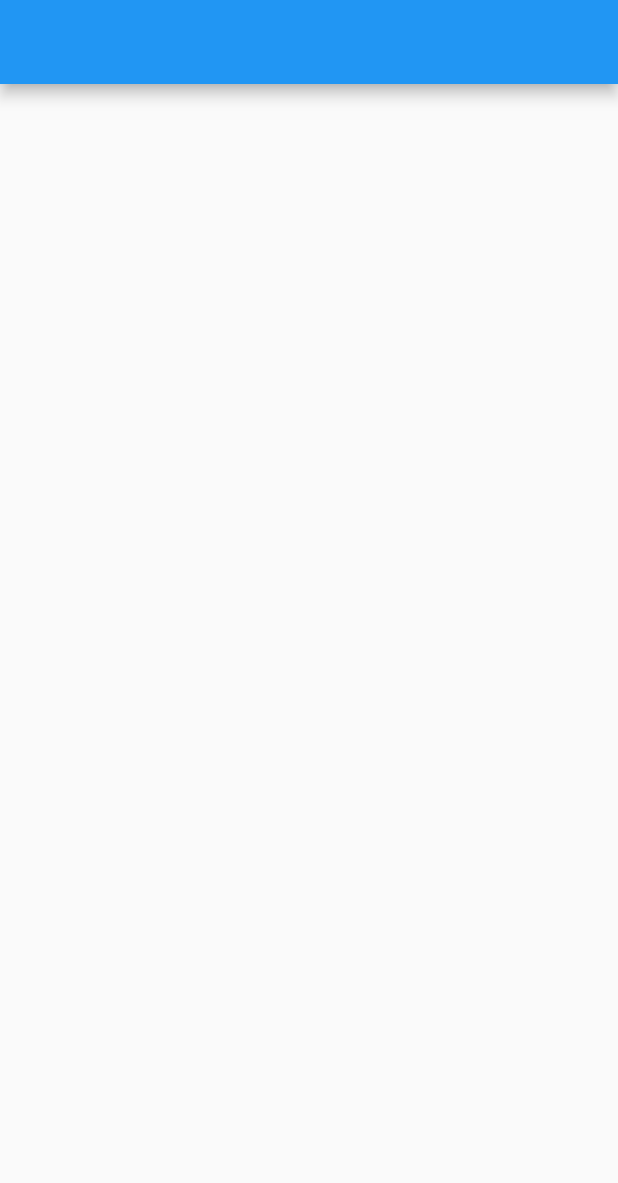
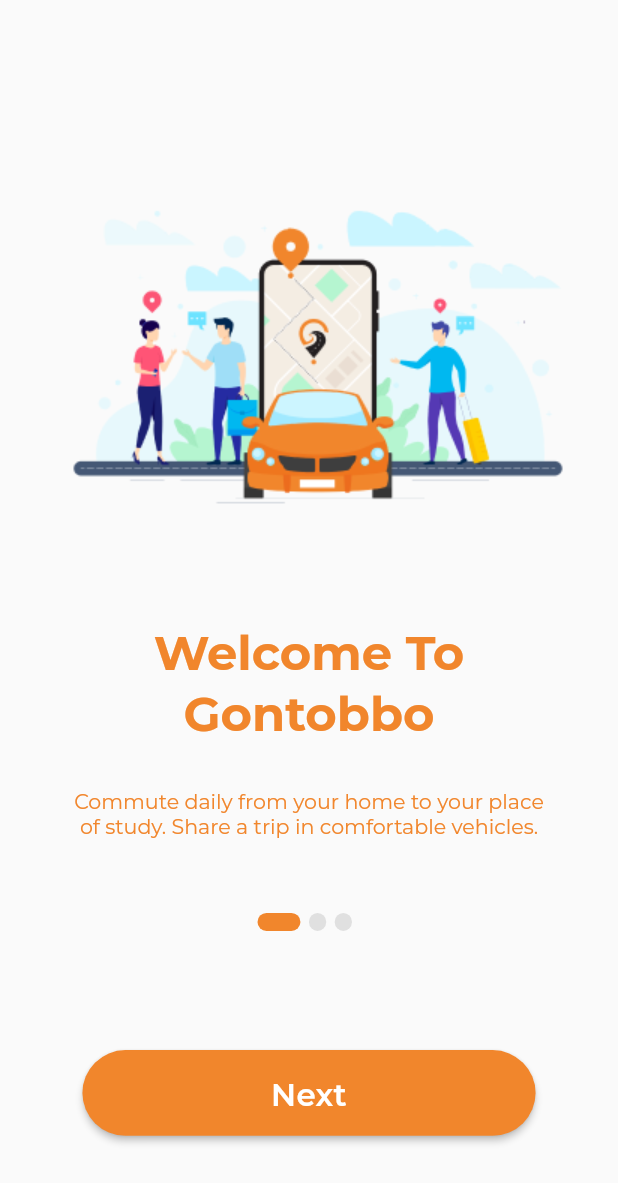
Before and after one commit to mdminhaziftekhar/Gontobbo-App, a Flutter app: the screen it shows after launch, on a phone screen of 412 x 824 dp. Shown: the top 1183 px of the screen. Run offline on Flutter 3.47's test engine with Material 2 defaults, Android fonts, the phone set to English and light mode, and no system bars; drawn by our look-alikes of carousel_slider; our stand-ins replace flutter_screenutil, get, google_fonts.

Commit message:
--implemented onboarding screens

```diff
--- /dev/null
+++ b/lib/common_widgets/app_button_widget.dart
@@ -0,0 +1,44 @@
+import 'package:flutter/material.dart';
+import 'package:flutter_screenutil/flutter_screenutil.dart';
+
+import '../constants/gontobbo_typography.dart';
+
+class AppButtonWidget extends StatelessWidget {
+  final String buttonText;
+  final VoidCallback onPressed;
+  final double? width, height;
+
+  const AppButtonWidget({
+    Key? key,
+    this.width = double.infinity,
+    this.height = 58,
+    required this.buttonText,
+    required this.onPressed,
+  }) : super(key: key);
+
+  @override
+  Widget build(BuildContext context) {
+    return Padding(
+      padding: EdgeInsets.only(left: 24.0.w, right: 24.0.w, bottom: 48.h),
+      child: SizedBox(
+        width: width?.w ?? double.infinity,
+        height: height?.h ?? 58.h,
+        child: ElevatedButton(
+          onPressed: onPressed,
+          style: ElevatedButton.styleFrom(
+            backgroundColor:  const Color(0xFFF1862C),
+            shape: RoundedRectangleBorder(
+              borderRadius: BorderRadius.circular(100.r),
+            ),
+            padding: EdgeInsets.symmetric(horizontal: 24.w),
+          ),
+          child: Text(
+            buttonText,
+            style: bodyXLargeSemiBold,
+            textAlign: TextAlign.center,
+          ),
+        ),
+      ),
+    );
+  }
+}
--- /dev/null
+++ b/lib/constants/gontobbo_typography.dart
@@ -0,0 +1,29 @@
+import 'dart:ui';
+
+import 'package:flutter/material.dart';
+import 'package:flutter_screenutil/flutter_screenutil.dart';
+import 'package:google_fonts/google_fonts.dart';
+
+var h1BoldPrimary = GoogleFonts.montserrat(
+  fontSize: 28.sp,
+  fontWeight: FontWeight.w700,
+  //It is actually the "line-height" property in figma screen.
+  //The formula to add "line-height" in flutter is (figma line height / font size)
+  height: 34.13.h / 28.sp,
+  letterSpacing: 0.sp,
+  color: const Color(0xFFF1862C),
+);
+
+var bodySmall = GoogleFonts.montserrat(
+    fontSize: 12.sp,
+    fontWeight: FontWeight.w400,
+    color: const Color(0xFFF1862C),
+    height: 14.63.h / 12.sp,
+    letterSpacing: 0.sp);
+
+var bodyXLargeSemiBold = GoogleFonts.montserrat(
+    fontSize: 18.sp,
+    fontWeight: FontWeight.w600,
+    color: Colors.white,
+    height: 25.h / 18.sp,
+    letterSpacing: 0.2.sp);
--- /dev/null
+++ b/lib/constants/onboard_text_keys.dart
@@ -0,0 +1,14 @@
+class OnBoardTextKeys {
+  static var next = 'Next';
+  static String getStarted = 'Get Started';
+  static String onboardingTitle1 = 'Welcome To Gontobbo';
+  static String onboardingText1 =
+      'Commute daily from your home to your place of study. Share a trip in comfortable vehicles.';
+  static String onboardingTitle2 = 'Plan Your Commute';
+  static String onboardingText2 =
+      'To avoid reaching late to your destination, book your ride early!';
+  static String onboardinTitle3 = 'Find Your Route';
+  static String onboardingText3 = "Safety is our #1 priority";
+
+  OnBoardTextKeys._();
+}
--- a/lib/main.dart
+++ b/lib/main.dart
@@ -1,5 +1,6 @@
 import 'package:flutter/material.dart';
-import 'package:gontobbo/screens/home/home_screen.dart';
+import 'package:flutter_screenutil/flutter_screenutil.dart';
+import 'package:gontobbo/screens/onboarding/onboarding_screen.dart';
 
 void main() {
   runApp(const MyApp());
@@ -11,8 +12,16 @@
   // This widget is the root of your application.
   @override
   Widget build(BuildContext context) {
-    return const MaterialApp(
-      home:  HomeScreen(),
-    );
+    return ScreenUtilInit(
+        designSize: const Size(360, 690),
+        minTextAdapt: true,
+        splitScreenMode: true,
+        builder: (context, child) {
+          return const MaterialApp(
+            debugShowCheckedModeBanner: false,
+            home: OnboardingScreen(),
+          );
+
+        });
   }
 }
--- /dev/null
+++ b/lib/routes/app_routes.dart
@@ -0,0 +1,22 @@
+import 'package:flutter/cupertino.dart';
+import 'package:flutter/material.dart';
+import 'package:gontobbo/screens/home/home_screen.dart';
+
+class AppRoutes{
+  static const homeScreen = '/home-screen';
+}
+
+class AppRouter {
+ static Route<dynamic>? onGenerateRoute(RouteSettings settings) {
+   switch (settings.name) {
+     case AppRoutes.homeScreen:
+       return MaterialPageRoute<dynamic>(
+           builder: (_) => const HomeScreen(),
+         settings: settings,
+       );
+     default:
+       return null;
+   }
+ }
+
+}
--- /dev/null
+++ b/lib/screens/onboarding/onboarding_screen.dart
@@ -0,0 +1,162 @@
+import 'package:carousel_slider/carousel_slider.dart';
+import 'package:flutter/material.dart';
+import 'package:flutter_screenutil/flutter_screenutil.dart';
+import 'package:get/get.dart';
+import 'package:gontobbo/constants/gontobbo_typography.dart';
+
+import '../../common_widgets/app_button_widget.dart';
+import '../../constants/onboard_text_keys.dart';
+
+class OnboardingScreen extends StatefulWidget {
+  const OnboardingScreen({Key? key}) : super(key: key);
+
+  @override
+  State<OnboardingScreen> createState() => _OnboardingScreenState();
+}
+
+class _OnboardingScreenState extends State<OnboardingScreen> {
+  int _currentIndex = 0;
+
+  final List<OnboardingModel> _onboardingModelList = [
+    OnboardingModel('assets/pngs/onboard_1.png',
+        OnBoardTextKeys.onboardingTitle1, OnBoardTextKeys.onboardingText1),
+    OnboardingModel('assets/pngs/onboard_2.png',
+        OnBoardTextKeys.onboardingTitle2, OnBoardTextKeys.onboardingText2),
+    OnboardingModel('assets/pngs/onboard_3.png',
+        OnBoardTextKeys.onboardinTitle3, OnBoardTextKeys.onboardingText3),
+  ];
+
+  final CarouselController controllerCarouselSlider = CarouselController();
+
+  @override
+  Widget build(BuildContext context) {
+    return SafeArea(
+      child: Scaffold(
+        body:  CarouselSlider(
+            carouselController: controllerCarouselSlider,
+            options: CarouselOptions(
+              viewportFraction: 1.0,
+              initialPage: 0,
+              height: 1.sh,
+              enableInfiniteScroll: false,
+              scrollDirection: Axis.horizontal,
+              onPageChanged: (index, _) {
+                setState(() {
+                  _currentIndex = index;
+                });
+              },
+            ),
+            items: _onboardingModelList.map((onboardingModel) {
+              return Builder(
+                builder: (BuildContext context) {
+                  return Column(children: [
+                    SizedBox(height: 40.h),
+                    _logoWidget(onboardingModel),
+                    SizedBox(height: 20.0.h),
+                    _titleWidget(onboardingModel),
+                    SizedBox(height: 24.0.h),
+                    _textWidget(onboardingModel),
+                    SizedBox(height: 40.0.h),
+                    _dotsWidget(context),
+                    SizedBox(height: 20.0.h),
+                  ]);
+                },
+              );
+            }).toList(),
+          ),
+
+        bottomNavigationBar: _buildBottomButton(context),
+      ),
+    );
+  }
+
+  Widget _buildBottomButton(BuildContext context) {
+    return Container(
+      margin: EdgeInsets.only(
+        bottom: 8.h,
+        right: 24.w,
+        left: 24.w,
+      ),
+      child: AppButtonWidget(
+        height: 40.h,
+        width: 380.w,
+        buttonText: _currentIndex == _onboardingModelList.length - 1
+            ? OnBoardTextKeys.getStarted
+            : OnBoardTextKeys.next.tr,
+        onPressed: _currentIndex < _onboardingModelList.length - 1
+            ? () {
+                controllerCarouselSlider.nextPage();
+              }
+            : () {},
+      ),
+    );
+  }
+
+  Padding _textWidget(OnboardingModel onboardingModel) {
+    return Padding(
+      padding: EdgeInsets.symmetric(horizontal: 40.w),
+      child: SizedBox(
+        height: 30.h,
+        child: Wrap(
+          alignment: WrapAlignment.center,
+          children: [
+            Text(
+              onboardingModel.text.tr,
+              textAlign: TextAlign.center,
+              style: bodySmall,
+            ),
+          ],
+        ),
+      ),
+    );
+  }
+
+  Widget _dotsWidget(BuildContext context) {
+    return Row(
+      mainAxisAlignment: MainAxisAlignment.center,
+      children: List.generate(
+        _onboardingModelList.length,
+        (index) => buildDotWidget(index, context),
+      ),
+    );
+  }
+
+  Padding _titleWidget(OnboardingModel onboardingModel) {
+    return Padding(
+      padding: EdgeInsets.symmetric(horizontal: 24.w),
+      child: Text(
+        onboardingModel.title.tr,
+        textAlign: TextAlign.center,
+        style: h1BoldPrimary,
+      ),
+    );
+  }
+
+  Widget _logoWidget(OnboardingModel onboardingModel) {
+    return Image.asset(
+      onboardingModel.image,
+      height: 287.h,
+      width: 464.w,
+    );
+  }
+
+  Widget buildDotWidget(int index, BuildContext context) {
+    return Container(
+      height: 10.h,
+      width: _currentIndex == index ? 25.w : 10.w,
+      margin: EdgeInsets.only(right: 5.w),
+      decoration: BoxDecoration(
+        borderRadius: BorderRadius.circular(20.r),
+        color: _currentIndex == index
+            ? const Color(0xFFF1862C)
+            : Colors.grey.shade300,
+      ),
+    );
+  }
+}
+
+class OnboardingModel {
+  String image, title, text;
+
+  OnboardingModel(this.image, this.title, this.text);
+}
--- a/pubspec.yaml
+++ b/pubspec.yaml
@@ -39,6 +39,8 @@
   flutter_svg: ^2.0.6
   get: ^4.6.5
   device_preview: ^1.1.0
+  carousel_slider: ^4.2.1
+  google_fonts: ^4.0.5
 
 dev_dependencies:
   flutter_test:
```
Also changed, not shown: assets/pngs/onboard_2.png (added), assets/pngs/onboard_3.png (added), pubspec.lock.
